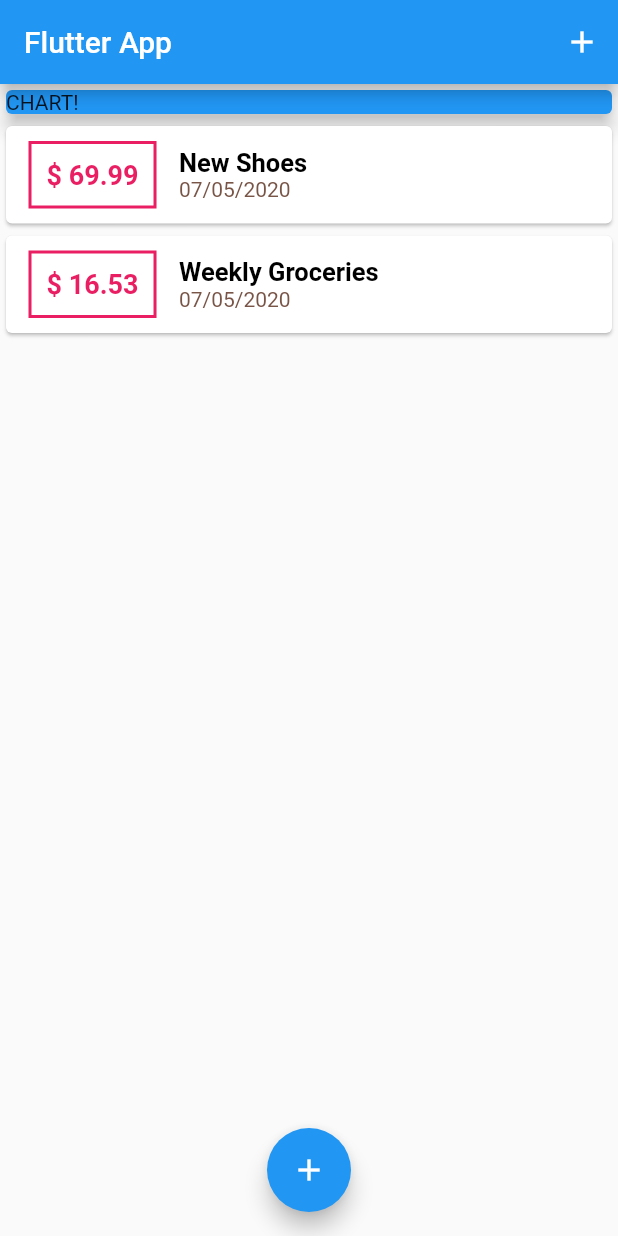
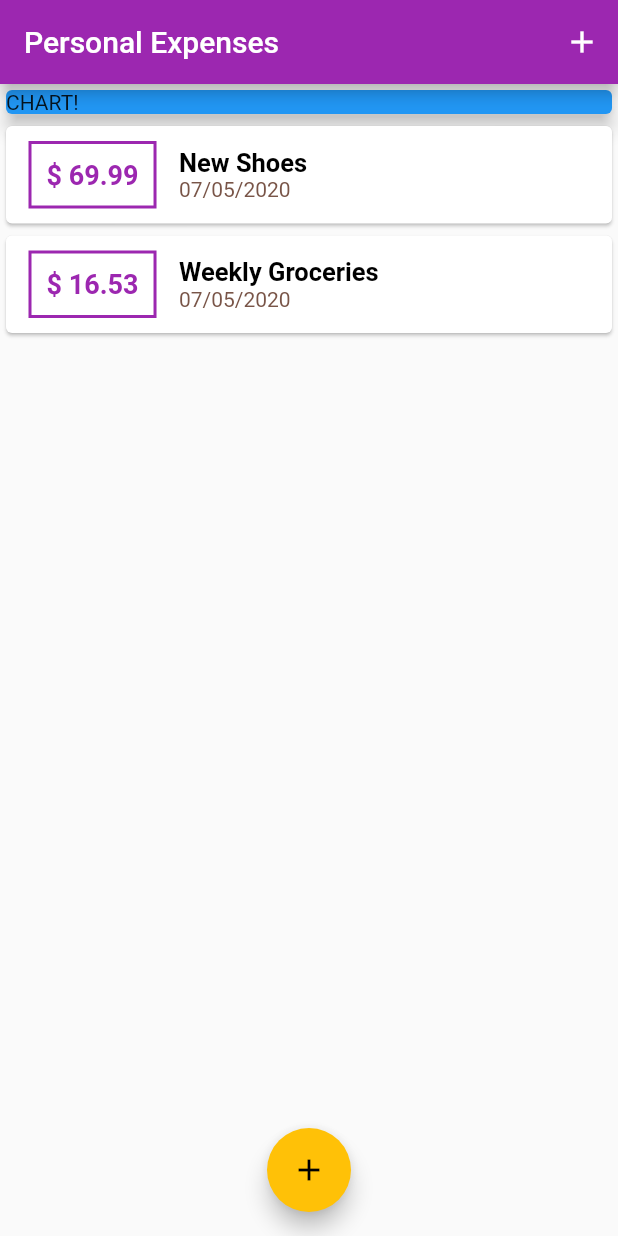
Before and after one commit to Agrim1210/Expense_App, a Flutter app: the screen it shows after launch, on a phone screen of 412 x 824 dp. Run offline on Flutter 3.47's test engine with Material 2 defaults, Android fonts, the phone set to English and light mode, and no system bars.

Commit message:
themes added and styling done

```diff
--- a/lib/main.dart
+++ b/lib/main.dart
@@ -10,7 +10,11 @@ class MyApp extends StatelessWidget {
   @override
   Widget build(BuildContext context) {
     return MaterialApp(
-      title: 'Flutter App',
+      title: 'Personal Expenses',
+      theme: ThemeData(
+        primarySwatch: Colors.purple,
+        accentColor: Colors.amber,
+      ),
       home: MyHomePage(),
     );
   }
@@ -50,7 +54,9 @@ class _MyHomePageState extends State<MyHomePage> {
     setState(() {
       _userTransactions.add(newTx);
     });
-  }void _startAddNewTransaction(BuildContext ctx) {
+  }
+
+  void _startAddNewTransaction(BuildContext ctx) {
     showModalBottomSheet(
       context: ctx,
       builder: (_) {
@@ -67,7 +73,7 @@ class _MyHomePageState extends State<MyHomePage> {
   Widget build(BuildContext context) {
     return Scaffold(
       appBar: AppBar(
-        title: Text('Flutter App'),
+        title: Text('Personal Expenses'),
         actions: <Widget>[
           IconButton(
             icon: Icon(Icons.add),
--- a/lib/widgets/transation_list.dart
+++ b/lib/widgets/transation_list.dart
@@ -23,7 +23,7 @@ class TransactionList extends StatelessWidget {
                       ),
                       decoration: BoxDecoration(
                         border: Border.all(
-                          color: Colors.pink,
+                          color: Theme.of(context).primaryColor,
                           width: 2,
                         ),
                       ),
@@ -35,7 +35,7 @@ class TransactionList extends StatelessWidget {
                         style: TextStyle(
                           fontWeight: FontWeight.bold,
                           fontSize: 18,
-                          color: Colors.pink,
+                          color: Theme.of(context).primaryColor,
                         ),
                       ),
                     ),
```
